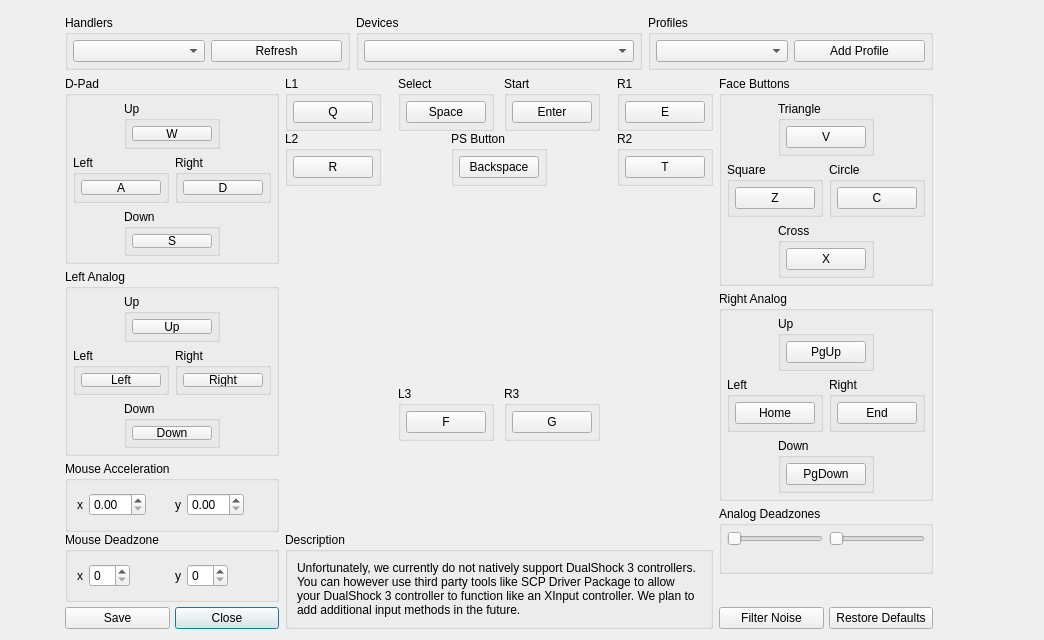
Qt form rpcs3/rpcs3qt/pad_settings_dialog.ui (RPCS3/rpcs3) before a commit.
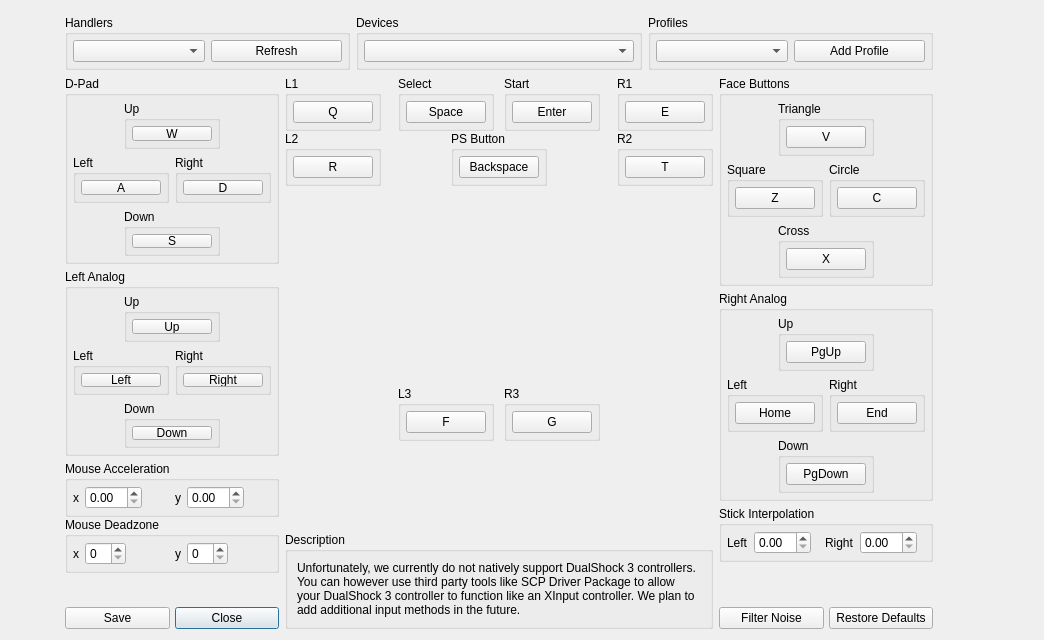
The same form after that commit. The open tabs and pages were chosen to show the change. Icons and pictures are not drawn.

Commit message: Qt/Input: add keyboard stick interpolation

Patch:
```diff
--- a/rpcs3/rpcs3qt/pad_settings_dialog.ui
+++ b/rpcs3/rpcs3qt/pad_settings_dialog.ui
@@ -786,6 +786,18 @@
                <string>Mouse Acceleration</string>
               </property>
               <layout class="QHBoxLayout" name="horizontalLayout_27">
+               <property name="leftMargin">
+                <number>5</number>
+               </property>
+               <property name="topMargin">
+                <number>5</number>
+               </property>
+               <property name="rightMargin">
+                <number>5</number>
+               </property>
+               <property name="bottomMargin">
+                <number>5</number>
+               </property>
                <item>
                 <widget class="QLabel" name="mouse_accel_x_label">
                  <property name="text">
@@ -847,6 +859,18 @@
                <string>Mouse Deadzone</string>
               </property>
               <layout class="QHBoxLayout" name="horizontalLayout_26">
+               <property name="leftMargin">
+                <number>5</number>
+               </property>
+               <property name="topMargin">
+                <number>5</number>
+               </property>
+               <property name="rightMargin">
+                <number>5</number>
+               </property>
+               <property name="bottomMargin">
+                <number>5</number>
+               </property>
                <item>
                 <widget class="QLabel" name="mouse_dz_x_label">
                  <property name="text">
@@ -902,6 +926,22 @@
               </layout>
              </widget>
             </item>
+            <item>
+             <spacer name="verticalSpacer_445">
+              <property name="orientation">
+               <enum>Qt::Vertical</enum>
+              </property>
+              <property name="sizeType">
+               <enum>QSizePolicy::MinimumExpanding</enum>
+              </property>
+              <property name="sizeHint" stdset="0">
+               <size>
+                <width>0</width>
+                <height>0</height>
+               </size>
+              </property>
+             </spacer>
+            </item>
            </layout>
           </widget>
          </widget>
@@ -1933,6 +1973,28 @@
          </widget>
         </item>
         <item>
+         <widget class="QStackedWidget" name="right_stack">
+          <property name="currentIndex">
+           <number>0</number>
+          </property>
+          <widget class="QWidget" name="stick_page">
+           <layout class="QVBoxLayout" name="verticalLayout_3">
+            <property name="spacing">
+             <number>0</number>
+            </property>
+            <property name="leftMargin">
+             <number>0</number>
+            </property>
+            <property name="topMargin">
+             <number>0</number>
+            </property>
+            <property name="rightMargin">
+             <number>0</number>
+            </property>
+            <property name="bottomMargin">
+             <number>0</number>
+            </property>
+            <item>
          <widget class="QGroupBox" name="gb_sticks">
           <property name="title">
            <string>Analog Deadzones</string>
@@ -1987,6 +2049,126 @@
             </layout>
            </item>
           </layout>
+             </widget>
+            </item>
+           </layout>
+          </widget>
+          <widget class="QWidget" name="smooth_page">
+           <layout class="QVBoxLayout" name="verticalLayout_14">
+            <property name="spacing">
+             <number>0</number>
+            </property>
+            <property name="leftMargin">
+             <number>0</number>
+            </property>
+            <property name="topMargin">
+             <number>0</number>
+            </property>
+            <property name="rightMargin">
+             <number>0</number>
+            </property>
+            <property name="bottomMargin">
+             <number>0</number>
+            </property>
+            <item>
+             <widget class="QGroupBox" name="gb_stick_lerp">
+              <property name="title">
+               <string>Stick Interpolation</string>
+              </property>
+              <layout class="QHBoxLayout" name="horizontalLayout_28">
+               <property name="leftMargin">
+                <number>5</number>
+               </property>
+               <property name="topMargin">
+                <number>5</number>
+               </property>
+               <property name="rightMargin">
+                <number>5</number>
+               </property>
+               <property name="bottomMargin">
+                <number>5</number>
+               </property>
+               <item>
+                <widget class="QLabel" name="left_stick_lerp_label">
+                 <property name="text">
+                  <string>Left</string>
+                 </property>
+                </widget>
+               </item>
+               <item>
+                <widget class="QDoubleSpinBox" name="left_stick_lerp">
+                 <property name="singleStep">
+                  <double>0.100000000000000</double>
+                 </property>
+                </widget>
+               </item>
+               <item>
+                <spacer name="horizontalSpacer_27">
+                 <property name="orientation">
+                  <enum>Qt::Horizontal</enum>
+                 </property>
+                 <property name="sizeType">
+                  <enum>QSizePolicy::MinimumExpanding</enum>
+                 </property>
+                 <property name="sizeHint" stdset="0">
+                  <size>
+                   <width>0</width>
+                   <height>0</height>
+                  </size>
+                 </property>
+                </spacer>
+               </item>
+               <item>
+                <widget class="QLabel" name="right_stick_lerp_label">
+                 <property name="text">
+                  <string>Right</string>
+                 </property>
+                </widget>
+               </item>
+               <item>
+                <widget class="QDoubleSpinBox" name="right_stick_lerp">
+                 <property name="singleStep">
+                  <double>0.100000000000000</double>
+                 </property>
+                </widget>
+               </item>
+               <item>
+                <spacer name="horizontalSpacer_28">
+                 <property name="orientation">
+                  <enum>Qt::Horizontal</enum>
+                 </property>
+                 <property name="sizeType">
+                  <enum>QSizePolicy::MinimumExpanding</enum>
+                 </property>
+                 <property name="sizeHint" stdset="0">
+                  <size>
+                   <width>0</width>
+                   <height>0</height>
+                  </size>
+                 </property>
+                </spacer>
+               </item>
+              </layout>
+             </widget>
+            </item>
+            <item>
+             <spacer name="verticalSpacer_444">
+              <property name="orientation">
+               <enum>Qt::Vertical</enum>
+              </property>
+              <property name="sizeType">
+               <enum>QSizePolicy::MinimumExpanding</enum>
+              </property>
+              <property name="sizeHint" stdset="0">
+               <size>
+                <width>0</width>
+                <height>0</height>
+               </size>
+              </property>
+             </spacer>
+            </item>
+           </layout>
+          </widget>
          </widget>
         </item>
         <item>
```
Left out of the diff: 14 changed lines with no effect on the pictures. Lines whose indentation alone changed are shown as unchanged. The commit also changes 6 other files.
